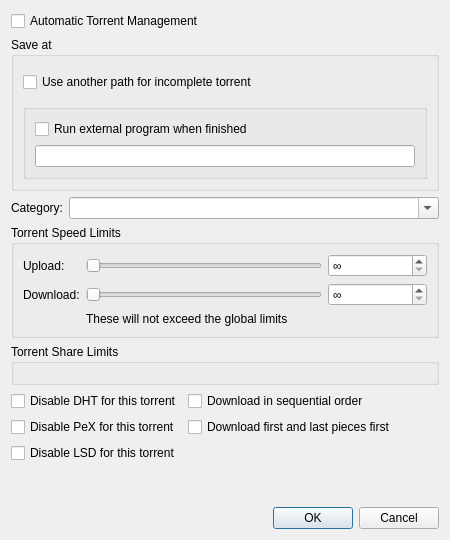
Qt form src/gui/torrentoptionsdialog.ui (qbittorrent/qBittorrent) before a commit.
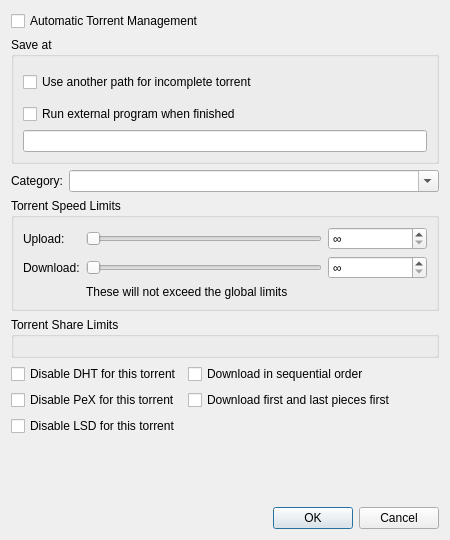
The same form after that commit. Custom widgets are drawn as their Qt base class.

Commit message: Unwrap and remove groupbox

What changed in the file:
```diff
--- a/src/gui/torrentoptionsdialog.ui
+++ b/src/gui/torrentoptionsdialog.ui
@@ -48,7 +48,6 @@
        </widget>
       </item>
       <item>
-        <widget class="QGroupBox" name="groupBoxRunOnFinished">
           <layout class="QVBoxLayout" name="verticalLayout_4">
             <item>
               <widget class="QCheckBox" name="runOnFinishedEnabled">
@@ -61,7 +60,6 @@
               <widget class="QLineEdit" name="runOnFinishedProgram"/>
             </item>
           </layout>
-        </widget>
       </item>
      </layout>
     </widget>
```
Lines whose indentation alone changed are shown as unchanged.
